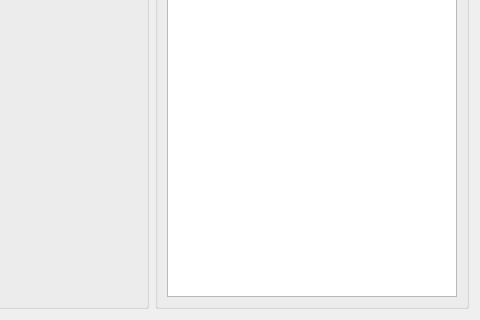
The window that res/ui/resultWindow.ui (llllTnTlll/videoProcesserGUI) describes before a commit, drawn with Qt 5; both pictures show x 490 to 970 and y 193 to 513 of the 970 by 513 pixel window.
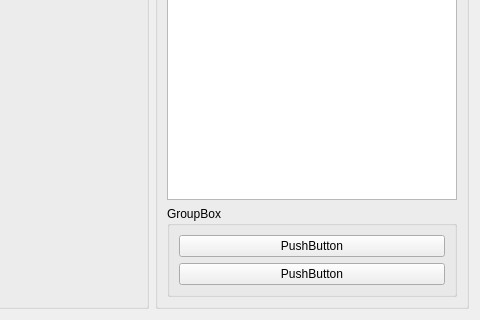
The same window after the commit.

```diff
--- a/res/ui/resultWindow.ui
+++ b/res/ui/resultWindow.ui
@@ -44,6 +44,29 @@
         <item>
          <widget class="QTableView" name="tableView"/>
         </item>
+        <item>
+         <widget class="QGroupBox" name="groupBox_3">
+          <property name="title">
+           <string>GroupBox</string>
+          </property>
+          <layout class="QVBoxLayout" name="verticalLayout_3">
+           <item>
+            <widget class="QPushButton" name="pushButton">
+             <property name="text">
+              <string>PushButton</string>
+             </property>
+            </widget>
+           </item>
+           <item>
+            <widget class="QPushButton" name="pushButton_2">
+             <property name="text">
+              <string>PushButton</string>
+             </property>
+            </widget>
+           </item>
+          </layout>
+         </widget>
+        </item>
        </layout>
       </widget>
      </item>
```
